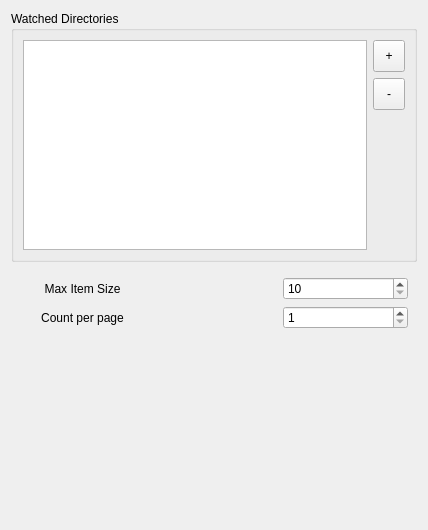
First picture: the form in widgets/smartdirsettingwidget.ui, repository SeptemberHX/dde-smart-dir, before the edit.
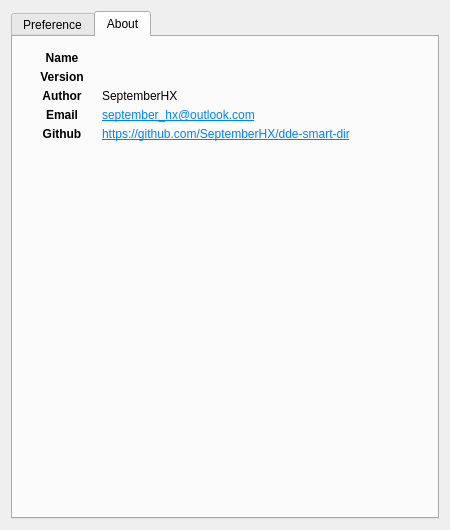
Second picture: the form after the edit. The open tabs and pages were chosen to show the change.

What changed in the file:
```diff
--- a/widgets/smartdirsettingwidget.ui
+++ b/widgets/smartdirsettingwidget.ui
@@ -6,7 +6,7 @@
    <rect>
     <x>0</x>
     <y>0</y>
-    <width>428</width>
+    <width>450</width>
     <height>530</height>
    </rect>
   </property>
@@ -15,6 +15,16 @@
   </property>
   <layout class="QVBoxLayout" name="verticalLayout">
    <item>
+    <widget class="QTabWidget" name="tabWidget">
+     <property name="currentIndex">
+      <number>0</number>
+     </property>
+     <widget class="QWidget" name="tab">
+      <attribute name="title">
+       <string>Preference</string>
+      </attribute>
+      <layout class="QVBoxLayout" name="verticalLayout_5">
+       <item>
     <widget class="QGroupBox" name="groupBox">
      <property name="title">
       <string>Watched Directories</string>
@@ -185,6 +195,366 @@
        </layout>
       </item>
      </layout>
+        </widget>
+       </item>
+      </layout>
+     </widget>
+     <widget class="QWidget" name="tab_2">
+      <attribute name="title">
+       <string>About</string>
+      </attribute>
+      <layout class="QHBoxLayout" name="horizontalLayout_2">
+       <item>
+        <layout class="QGridLayout" name="gridLayout_2">
+         <property name="leftMargin">
+          <number>5</number>
+         </property>
+         <property name="topMargin">
+          <number>5</number>
+         </property>
+         <property name="rightMargin">
+          <number>5</number>
+         </property>
+         <property name="bottomMargin">
+          <number>5</number>
+         </property>
+         <property name="spacing">
+          <number>5</number>
+         </property>
+         <item row="1" column="2">
+          <widget class="QLabel" name="appVersionLabel">
+           <property name="sizePolicy">
+            <sizepolicy hsizetype="Preferred" vsizetype="Fixed">
+             <horstretch>0</horstretch>
+             <verstretch>0</verstretch>
+            </sizepolicy>
+           </property>
+           <property name="minimumSize">
+            <size>
+             <width>280</width>
+             <height>0</height>
+            </size>
+           </property>
+           <property name="maximumSize">
+            <size>
+             <width>900</width>
+             <height>16777215</height>
+            </size>
+           </property>
+           <property name="text">
+            <string/>
+           </property>
+          </widget>
+         </item>
+         <item row="0" column="0">
+          <widget class="QLabel" name="label_8">
+           <property name="sizePolicy">
+            <sizepolicy hsizetype="Preferred" vsizetype="Fixed">
+             <horstretch>0</horstretch>
+             <verstretch>0</verstretch>
+            </sizepolicy>
+           </property>
+           <property name="minimumSize">
+            <size>
+             <width>70</width>
+             <height>0</height>
+            </size>
+           </property>
+           <property name="maximumSize">
+            <size>
+             <width>70</width>
+             <height>100</height>
+            </size>
+           </property>
+           <property name="font">
+            <font>
+             <weight>75</weight>
+             <bold>true</bold>
+            </font>
+           </property>
+           <property name="text">
+            <string>Name</string>
+           </property>
+           <property name="alignment">
+            <set>Qt::AlignCenter</set>
+           </property>
+          </widget>
+         </item>
+         <item row="1" column="0">
+          <widget class="QLabel" name="label_11">
+           <property name="sizePolicy">
+            <sizepolicy hsizetype="Preferred" vsizetype="Fixed">
+             <horstretch>0</horstretch>
+             <verstretch>0</verstretch>
+            </sizepolicy>
+           </property>
+           <property name="minimumSize">
+            <size>
+             <width>70</width>
+             <height>0</height>
+            </size>
+           </property>
+           <property name="maximumSize">
+            <size>
+             <width>70</width>
+             <height>100</height>
+            </size>
+           </property>
+           <property name="font">
+            <font>
+             <weight>75</weight>
+             <bold>true</bold>
+            </font>
+           </property>
+           <property name="text">
+            <string>Version</string>
+           </property>
+           <property name="alignment">
+            <set>Qt::AlignCenter</set>
+           </property>
+          </widget>
+         </item>
+         <item row="3" column="2">
+          <widget class="QLabel" name="label_18">
+           <property name="sizePolicy">
+            <sizepolicy hsizetype="Preferred" vsizetype="Fixed">
+             <horstretch>0</horstretch>
+             <verstretch>0</verstretch>
+            </sizepolicy>
+           </property>
+           <property name="minimumSize">
+            <size>
+             <width>280</width>
+             <height>0</height>
+            </size>
+           </property>
+           <property name="maximumSize">
+            <size>
+             <width>900</width>
+             <height>16777215</height>
+            </size>
+           </property>
+           <property name="text">
+            <string>&lt;html&gt;&lt;head/&gt;&lt;body&gt;&lt;p&gt;&lt;a href=&quot;september_hx@outlook.com&quot;&gt;&lt;span style=&quot; text-decoration: underline; color:#0082fa;&quot;&gt;september_hx@outlook.com&lt;/span&gt;&lt;/a&gt;&lt;/p&gt;&lt;/body&gt;&lt;/html&gt;</string>
+           </property>
+           <property name="textFormat">
+            <enum>Qt::RichText</enum>
+           </property>
+           <property name="openExternalLinks">
+            <bool>true</bool>
+           </property>
+          </widget>
+         </item>
+         <item row="4" column="0">
+          <widget class="QLabel" name="label_14">
+           <property name="sizePolicy">
+            <sizepolicy hsizetype="Preferred" vsizetype="Fixed">
+             <horstretch>0</horstretch>
+             <verstretch>0</verstretch>
+            </sizepolicy>
+           </property>
+           <property name="minimumSize">
+            <size>
+             <width>70</width>
+             <height>0</height>
+            </size>
+           </property>
+           <property name="maximumSize">
+            <size>
+             <width>70</width>
+             <height>100</height>
+            </size>
+           </property>
+           <property name="font">
+            <font>
+             <weight>75</weight>
+             <bold>true</bold>
+            </font>
+           </property>
+           <property name="text">
+            <string>Github</string>
+           </property>
+           <property name="alignment">
+            <set>Qt::AlignCenter</set>
+           </property>
+          </widget>
+         </item>
+         <item row="3" column="0">
+          <widget class="QLabel" name="label_13">
+           <property name="sizePolicy">
+            <sizepolicy hsizetype="Preferred" vsizetype="Fixed">
+             <horstretch>0</horstretch>
+             <verstretch>0</verstretch>
+            </sizepolicy>
+           </property>
+           <property name="minimumSize">
+            <size>
+             <width>70</width>
+             <height>0</height>
+            </size>
+           </property>
+           <property name="maximumSize">
+            <size>
+             <width>70</width>
+             <height>100</height>
+            </size>
+           </property>
+           <property name="font">
+            <font>
+             <weight>75</weight>
+             <bold>true</bold>
+            </font>
+           </property>
+           <property name="text">
+            <string>Email</string>
+           </property>
+           <property name="alignment">
+            <set>Qt::AlignCenter</set>
+           </property>
+          </widget>
+         </item>
+         <item row="4" column="2">
+          <widget class="QLabel" name="label_19">
+           <property name="sizePolicy">
+            <sizepolicy hsizetype="Preferred" vsizetype="Fixed">
+             <horstretch>0</horstretch>
+             <verstretch>0</verstretch>
+            </sizepolicy>
+           </property>
+           <property name="minimumSize">
+            <size>
+             <width>280</width>
+             <height>0</height>
+            </size>
+           </property>
+           <property name="maximumSize">
+            <size>
+             <width>900</width>
+             <height>16777215</height>
+            </size>
+           </property>
+           <property name="text">
+            <string>&lt;html&gt;&lt;head/&gt;&lt;body&gt;&lt;p&gt;&lt;a href=&quot;https://github.com/SeptemberHX/dde-smart-dir&quot;&gt;&lt;span style=&quot; text-decoration: underline; color:#0082fa;&quot;&gt;https://github.com/SeptemberHX/dde-smart-dir&lt;/span&gt;&lt;/a&gt;&lt;/p&gt;&lt;/body&gt;&lt;/html&gt;</string>
+           </property>
+           <property name="textFormat">
+            <enum>Qt::RichText</enum>
+           </property>
+           <property name="openExternalLinks">
+            <bool>true</bool>
+           </property>
+          </widget>
+         </item>
+         <item row="2" column="2">
+          <widget class="QLabel" name="label_17">
+           <property name="sizePolicy">
+            <sizepolicy hsizetype="Preferred" vsizetype="Fixed">
+             <horstretch>0</horstretch>
+             <verstretch>0</verstretch>
+            </sizepolicy>
+           </property>
+           <property name="minimumSize">
+            <size>
+             <width>280</width>
+             <height>0</height>
+            </size>
+           </property>
+           <property name="maximumSize">
+            <size>
+             <width>900</width>
+             <height>16777215</height>
+            </size>
+           </property>
+           <property name="text">
+            <string>SeptemberHX</string>
+           </property>
+          </widget>
+         </item>
+         <item row="0" column="2">
+          <widget class="QLabel" name="appNameLabel">
+           <property name="sizePolicy">
+            <sizepolicy hsizetype="Preferred" vsizetype="Fixed">
+             <horstretch>0</horstretch>
+             <verstretch>0</verstretch>
+            </sizepolicy>
+           </property>
+           <property name="minimumSize">
+            <size>
+             <width>280</width>
+             <height>0</height>
+            </size>
+           </property>
+           <property name="maximumSize">
+            <size>
+             <width>900</width>
+             <height>16777215</height>
+            </size>
+           </property>
+           <property name="text">
+            <string/>
+           </property>
+          </widget>
+         </item>
+         <item row="2" column="0">
+          <widget class="QLabel" name="label_12">
+           <property name="sizePolicy">
+            <sizepolicy hsizetype="Preferred" vsizetype="Fixed">
+             <horstretch>0</horstretch>
+             <verstretch>0</verstretch>
+            </sizepolicy>
+           </property>
+           <property name="minimumSize">
+            <size>
+             <width>70</width>
+             <height>0</height>
+            </size>
+           </property>
+           <property name="maximumSize">
+            <size>
+             <width>70</width>
+             <height>100</height>
+            </size>
+           </property>
+           <property name="font">
+            <font>
+             <weight>75</weight>
+             <bold>true</bold>
+            </font>
+           </property>
+           <property name="text">
+            <string>Author</string>
+           </property>
+           <property name="alignment">
+            <set>Qt::AlignCenter</set>
+           </property>
+          </widget>
+         </item>
+         <item row="5" column="0">
+          <spacer name="verticalSpacer_3">
+           <property name="orientation">
+            <enum>Qt::Vertical</enum>
+           </property>
+           <property name="sizeHint" stdset="0">
+            <size>
+             <width>20</width>
+             <height>40</height>
+            </size>
+           </property>
+          </spacer>
+         </item>
+         <item row="5" column="2">
+          <widget class="QLabel" name="pMovieLabel">
+           <property name="text">
+            <string/>
+           </property>
+           <property name="alignment">
+            <set>Qt::AlignCenter</set>
+           </property>
+          </widget>
+         </item>
+        </layout>
+       </item>
+      </layout>
+     </widget>
     </widget>
    </item>
   </layout>
```
Lines whose indentation alone changed are shown as unchanged.
